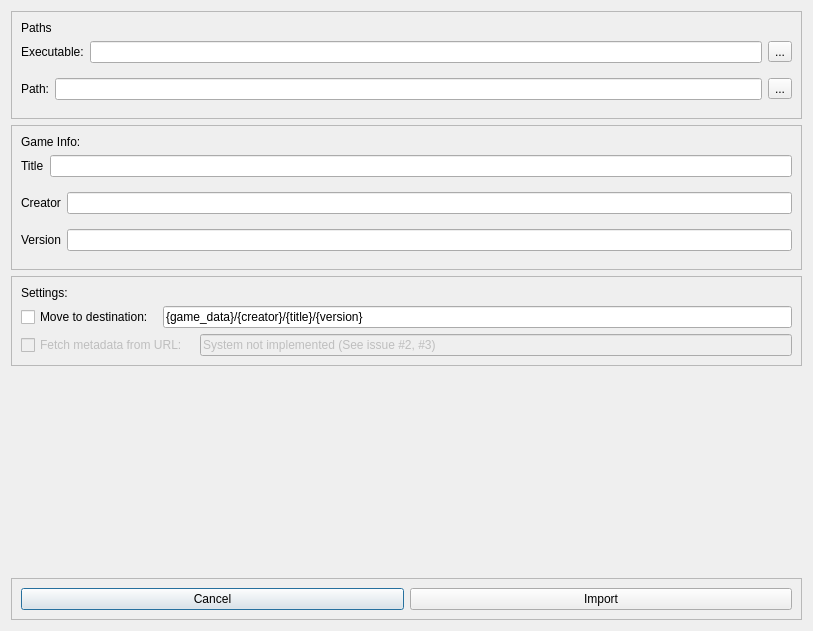
First picture: the form in src/ui/dialog/GameImportDialog.ui, repository KJNeko/Atlas, before the edit.
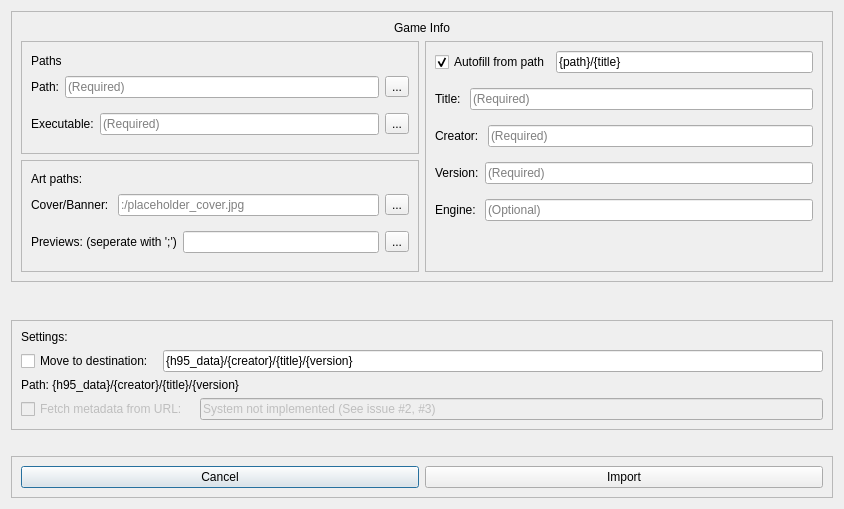
Second picture: the form after the edit.

What changed in the file:
```diff
--- a/src/ui/dialog/GameImportDialog.ui
+++ b/src/ui/dialog/GameImportDialog.ui
@@ -6,8 +6,8 @@
    <rect>
     <x>0</x>
     <y>0</y>
-    <width>813</width>
-    <height>631</height>
+    <width>844</width>
+    <height>509</height>
    </rect>
   </property>
   <property name="windowTitle">
@@ -15,6 +15,67 @@
   </property>
   <layout class="QVBoxLayout" name="verticalLayout_4">
    <item>
+    <widget class="QFrame" name="frame_8">
+     <property name="frameShape">
+      <enum>QFrame::StyledPanel</enum>
+     </property>
+     <property name="frameShadow">
+      <enum>QFrame::Raised</enum>
+     </property>
+     <layout class="QVBoxLayout" name="verticalLayout">
+      <item>
+       <widget class="QLabel" name="label_6">
+        <property name="text">
+         <string>Game Info</string>
+        </property>
+        <property name="alignment">
+         <set>Qt::AlignCenter</set>
+        </property>
+       </widget>
+      </item>
+      <item>
+       <widget class="QFrame" name="frame_19">
+        <property name="frameShape">
+         <enum>QFrame::NoFrame</enum>
+        </property>
+        <property name="frameShadow">
+         <enum>QFrame::Raised</enum>
+        </property>
+        <layout class="QHBoxLayout" name="horizontalLayout_14">
+         <property name="leftMargin">
+          <number>0</number>
+         </property>
+         <property name="topMargin">
+          <number>0</number>
+         </property>
+         <property name="rightMargin">
+          <number>0</number>
+         </property>
+         <property name="bottomMargin">
+          <number>0</number>
+         </property>
+         <item>
+          <widget class="QFrame" name="frame_13">
+           <property name="frameShape">
+            <enum>QFrame::NoFrame</enum>
+           </property>
+           <property name="frameShadow">
+            <enum>QFrame::Raised</enum>
+           </property>
+           <layout class="QVBoxLayout" name="verticalLayout_5">
+            <property name="leftMargin">
+             <number>0</number>
+            </property>
+            <property name="topMargin">
+             <number>0</number>
+            </property>
+            <property name="rightMargin">
+             <number>0</number>
+            </property>
+            <property name="bottomMargin">
+             <number>0</number>
+            </property>
+            <item>
     <widget class="QFrame" name="frame_6">
      <property name="frameShape">
       <enum>QFrame::StyledPanel</enum>
@@ -30,44 +91,6 @@
         </property>
        </widget>
       </item>
-      <item>
-       <widget class="QFrame" name="frame_2">
-        <property name="frameShape">
-         <enum>QFrame::NoFrame</enum>
-        </property>
-        <property name="frameShadow">
-         <enum>QFrame::Raised</enum>
-        </property>
-        <layout class="QHBoxLayout" name="horizontalLayout_2">
-         <property name="leftMargin">
-          <number>0</number>
-         </property>
-         <property name="topMargin">
-          <number>0</number>
-         </property>
-         <property name="rightMargin">
-          <number>0</number>
-         </property>
-         <item>
-          <widget class="QLabel" name="label_2">
-           <property name="text">
-            <string>Executable:</string>
-           </property>
-          </widget>
-         </item>
-         <item>
-          <widget class="QLineEdit" name="execPath"/>
-         </item>
-         <item>
-          <widget class="QToolButton" name="selectExec">
-           <property name="text">
-            <string>...</string>
-           </property>
-          </widget>
-         </item>
-        </layout>
-       </widget>
-      </item>
       <item>
        <widget class="QFrame" name="frame">
         <property name="frameShape">
@@ -94,7 +117,11 @@
           </widget>
          </item>
          <item>
-          <widget class="QLineEdit" name="folderPath"/>
+                   <widget class="QLineEdit" name="folderPath">
+                    <property name="placeholderText">
+                     <string>(Required)</string>
+                    </property>
+                   </widget>
          </item>
          <item>
           <widget class="QToolButton" name="selectPath">
@@ -106,23 +133,210 @@
         </layout>
        </widget>
       </item>
+               <item>
+                <widget class="QFrame" name="frame_2">
+                 <property name="frameShape">
+                  <enum>QFrame::NoFrame</enum>
+                 </property>
+                 <property name="frameShadow">
+                  <enum>QFrame::Raised</enum>
+                 </property>
+                 <layout class="QHBoxLayout" name="horizontalLayout_2">
+                  <property name="leftMargin">
+                   <number>0</number>
+                  </property>
+                  <property name="topMargin">
+                   <number>0</number>
+                  </property>
+                  <property name="rightMargin">
+                   <number>0</number>
+                  </property>
+                  <item>
+                   <widget class="QLabel" name="label_2">
+                    <property name="text">
+                     <string>Executable:</string>
+                    </property>
+                   </widget>
+                  </item>
+                  <item>
+                   <widget class="QLineEdit" name="execPath">
+                    <property name="placeholderText">
+                     <string>(Required)</string>
+                    </property>
+                   </widget>
+                  </item>
+                  <item>
+                   <widget class="QToolButton" name="selectExec">
+                    <property name="text">
+                     <string>...</string>
+                    </property>
+                   </widget>
+                  </item>
      </layout>
     </widget>
    </item>
+              </layout>
+             </widget>
+            </item>
    <item>
-    <widget class="QFrame" name="frame_8">
+             <widget class="QFrame" name="frame_20">
      <property name="frameShape">
       <enum>QFrame::StyledPanel</enum>
      </property>
      <property name="frameShadow">
       <enum>QFrame::Raised</enum>
      </property>
-     <layout class="QVBoxLayout" name="verticalLayout">
+              <layout class="QVBoxLayout" name="verticalLayout_7">
       <item>
-       <widget class="QLabel" name="label_6">
+                <widget class="QLabel" name="label_8">
         <property name="text">
-         <string>Game Info:</string>
-        </property>
+                  <string>Art paths:</string>
+                 </property>
+                </widget>
+               </item>
+               <item>
+                <widget class="QFrame" name="frame_15">
+                 <property name="frameShape">
+                  <enum>QFrame::NoFrame</enum>
+                 </property>
+                 <property name="frameShadow">
+                  <enum>QFrame::Raised</enum>
+                 </property>
+                 <layout class="QHBoxLayout" name="horizontalLayout_11">
+                  <property name="leftMargin">
+                   <number>0</number>
+                  </property>
+                  <property name="topMargin">
+                   <number>0</number>
+                  </property>
+                  <property name="rightMargin">
+                   <number>0</number>
+                  </property>
+                  <property name="bottomMargin">
+                   <number>9</number>
+                  </property>
+                  <item>
+                   <widget class="QLabel" name="label_10">
+                    <property name="text">
+                     <string>Cover/Banner: </string>
+                    </property>
+                   </widget>
+                  </item>
+                  <item>
+                   <widget class="QLineEdit" name="bannerPath">
+                    <property name="placeholderText">
+                     <string>:/placeholder_cover.jpg</string>
+                    </property>
+                   </widget>
+                  </item>
+                  <item>
+                   <widget class="QToolButton" name="selectBanner">
+                    <property name="text">
+                     <string>...</string>
+                    </property>
+                   </widget>
+                  </item>
+                 </layout>
+                </widget>
+               </item>
+               <item>
+                <widget class="QFrame" name="frame_14">
+                 <property name="frameShape">
+                  <enum>QFrame::NoFrame</enum>
+                 </property>
+                 <property name="frameShadow">
+                  <enum>QFrame::Raised</enum>
+                 </property>
+                 <layout class="QHBoxLayout" name="horizontalLayout_10">
+                  <property name="leftMargin">
+                   <number>0</number>
+                  </property>
+                  <property name="topMargin">
+                   <number>0</number>
+                  </property>
+                  <property name="rightMargin">
+                   <number>0</number>
+                  </property>
+                  <property name="bottomMargin">
+                   <number>9</number>
+                  </property>
+                  <item>
+                   <widget class="QLabel" name="label_11">
+                    <property name="text">
+                     <string>Previews: (seperate with ';')</string>
+                    </property>
+                   </widget>
+                  </item>
+                  <item>
+                   <widget class="QLineEdit" name="previewPaths"/>
+                  </item>
+                  <item>
+                   <widget class="QToolButton" name="selectPreviews">
+                    <property name="text">
+                     <string>...</string>
+                    </property>
+                   </widget>
+                  </item>
+                 </layout>
+                </widget>
+               </item>
+              </layout>
+             </widget>
+            </item>
+           </layout>
+          </widget>
+         </item>
+         <item>
+          <widget class="QFrame" name="frame_18">
+           <property name="frameShape">
+            <enum>QFrame::StyledPanel</enum>
+           </property>
+           <property name="frameShadow">
+            <enum>QFrame::Raised</enum>
+           </property>
+           <layout class="QVBoxLayout" name="verticalLayout_6">
+            <item>
+             <widget class="QFrame" name="frame_16">
+              <property name="frameShape">
+               <enum>QFrame::NoFrame</enum>
+              </property>
+              <property name="frameShadow">
+               <enum>QFrame::Raised</enum>
+              </property>
+              <layout class="QHBoxLayout" name="horizontalLayout_12">
+               <property name="leftMargin">
+                <number>0</number>
+               </property>
+               <property name="topMargin">
+                <number>0</number>
+               </property>
+               <property name="rightMargin">
+                <number>0</number>
+               </property>
+               <property name="bottomMargin">
+                <number>9</number>
+               </property>
+               <item>
+                <widget class="QCheckBox" name="shouldParsePath">
+                 <property name="enabled">
+                  <bool>true</bool>
+                 </property>
+                 <property name="text">
+                  <string>Autofill from path</string>
+                 </property>
+                 <property name="checked">
+                  <bool>true</bool>
+                 </property>
+                </widget>
+               </item>
+               <item>
+                <widget class="QLineEdit" name="pathParse">
+                 <property name="text">
+                  <string>{path}/{title}</string>
+                 </property>
+                </widget>
+               </item>
+              </layout>
        </widget>
       </item>
       <item>
@@ -146,12 +360,19 @@
          <item>
           <widget class="QLabel" name="label_5">
            <property name="text">
-            <string>Title</string>
+                  <string>Title: </string>
            </property>
           </widget>
          </item>
          <item>
-          <widget class="QLineEdit" name="title"/>
+                <widget class="QLineEdit" name="title">
+                 <property name="text">
+                  <string/>
+                 </property>
+                 <property name="placeholderText">
+                  <string>(Required)</string>
+                 </property>
+                </widget>
          </item>
         </layout>
        </widget>
@@ -177,12 +398,16 @@
          <item>
           <widget class="QLabel" name="label_3">
            <property name="text">
-            <string>Creator</string>
+                  <string>Creator: </string>
            </property>
           </widget>
          </item>
          <item>
-          <widget class="QLineEdit" name="creator"/>
+                <widget class="QLineEdit" name="creator">
+                 <property name="placeholderText">
+                  <string>(Required)</string>
+                 </property>
+                </widget>
          </item>
         </layout>
        </widget>
@@ -208,18 +433,89 @@
          <item>
           <widget class="QLabel" name="label_4">
            <property name="text">
-            <string>Version</string>
+                  <string>Version:</string>
            </property>
           </widget>
          </item>
          <item>
-          <widget class="QLineEdit" name="version"/>
+                <widget class="QLineEdit" name="version">
+                 <property name="placeholderText">
+                  <string>(Required)</string>
+                 </property>
+                </widget>
          </item>
         </layout>
        </widget>
       </item>
-     </layout>
-    </widget>
+            <item>
+             <widget class="QFrame" name="frame_17">
+              <property name="frameShape">
+               <enum>QFrame::NoFrame</enum>
+              </property>
+              <property name="frameShadow">
+               <enum>QFrame::Raised</enum>
+              </property>
+              <layout class="QHBoxLayout" name="horizontalLayout_13">
+               <property name="leftMargin">
+                <number>0</number>
+               </property>
+               <property name="topMargin">
+                <number>0</number>
+               </property>
+               <property name="rightMargin">
+                <number>0</number>
+               </property>
+               <item>
+                <widget class="QLabel" name="label_12">
+                 <property name="text">
+                  <string>Engine: </string>
+                 </property>
+                </widget>
+               </item>
+               <item>
+                <widget class="QLineEdit" name="engine">
+                 <property name="placeholderText">
+                  <string>(Optional)</string>
+                 </property>
+                </widget>
+               </item>
+              </layout>
+             </widget>
+            </item>
+            <item>
+             <spacer name="verticalSpacer">
+              <property name="orientation">
+               <enum>Qt::Vertical</enum>
+              </property>
+              <property name="sizeHint" stdset="0">
+               <size>
+                <width>20</width>
+                <height>40</height>
+               </size>
+              </property>
+             </spacer>
+            </item>
+           </layout>
+          </widget>
+         </item>
+        </layout>
+       </widget>
+      </item>
+     </layout>
+    </widget>
+   </item>
+   <item>
+    <spacer name="verticalSpacer_3">
+     <property name="orientation">
+      <enum>Qt::Vertical</enum>
+     </property>
+     <property name="sizeHint" stdset="0">
+      <size>
+       <width>20</width>
+       <height>40</height>
+      </size>
+     </property>
+    </spacer>
    </item>
    <item>
     <widget class="QFrame" name="frame_7">
@@ -268,13 +564,20 @@
          <item>
           <widget class="QLineEdit" name="dest">
            <property name="text">
-            <string>{game_data}/{creator}/{title}/{version}</string>
+            <string>{h95_data}/{creator}/{title}/{version}</string>
            </property>
           </widget>
          </item>
         </layout>
        </widget>
       </item>
+      <item>
+       <widget class="QLabel" name="pathLabel">
+        <property name="text">
+         <string>Path: {h95_data}/{creator}/{title}/{version}</string>
+        </property>
+       </widget>
+      </item>
       <item>
        <widget class="QFrame" name="frame_12">
         <property name="enabled">
@@ -344,17 +647,11 @@
     </widget>
    </item>
    <item>
-    <spacer name="verticalSpacer">
-     <property name="orientation">
-      <enum>Qt::Vertical</enum>
+    <widget class="QLabel" name="infoLabel">
+     <property name="text">
+      <string/>
      </property>
-     <property name="sizeHint" stdset="0">
-      <size>
-       <width>20</width>
-       <height>40</height>
-      </size>
-     </property>
-    </spacer>
+    </widget>
    </item>
    <item>
     <widget class="QFrame" name="frame_10">
```
Lines whose indentation alone changed are shown as unchanged.
